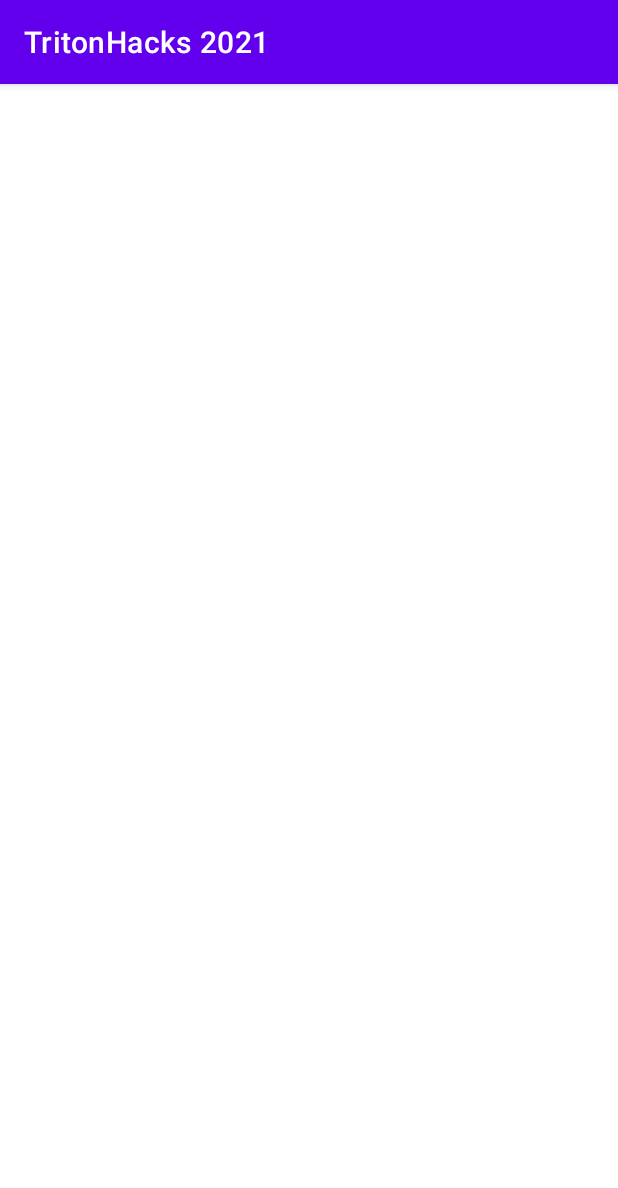
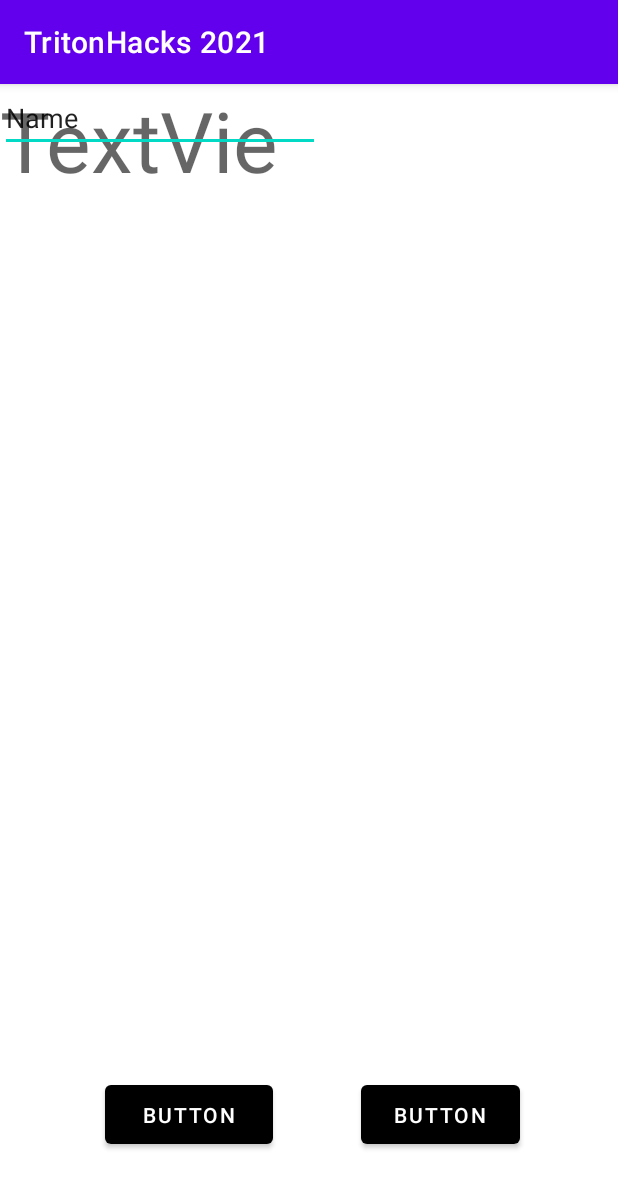
Before and after one commit to kimjason832/TritonHacks2021, an Android app: the Tasks screen opened directly, with no data from a screen before it, on a phone screen of 412 x 824 dp. Shown: the top 1188 px of the screen. Run offline under Robolectric (Android 15) with nearby library versions, the phone set to English and light mode, and no system bars.

Commit message:
Added Buttons

```diff
--- a/app/src/main/res/layout/activity_tasks.xml
+++ b/app/src/main/res/layout/activity_tasks.xml
@@ -6,4 +6,51 @@
     android:layout_height="match_parent"
     tools:context=".Tasks">
 
+    <Button
+        android:id="@+id/button4"
+        android:layout_width="112dp"
+        android:layout_height="51dp"
+        android:text="Button"
+        app:backgroundTint="@color/black"
+        app:layout_constraintBottom_toBottomOf="parent"
+        app:layout_constraintEnd_toEndOf="parent"
+        app:layout_constraintHorizontal_bias="0.234"
+        app:layout_constraintStart_toStartOf="parent"
+        app:layout_constraintTop_toTopOf="parent"
+        app:layout_constraintVertical_bias="0.923"
+        tools:text="Back" />
+
+    <Button
+        android:id="@+id/button5"
+        android:layout_width="106dp"
+        android:layout_height="51dp"
+        android:text="Button"
+        app:backgroundTint="@color/black"
+        app:layout_constraintBottom_toBottomOf="parent"
+        app:layout_constraintEnd_toEndOf="parent"
+        app:layout_constraintHorizontal_bias="0.786"
+        app:layout_constraintStart_toStartOf="parent"
+        app:layout_constraintTop_toTopOf="parent"
+        app:layout_constraintVertical_bias="0.923"
+        tools:text="Next" />
+
+    <TextView
+        android:id="@+id/textView6"
+        android:layout_width="224dp"
+        android:layout_height="84dp"
+        android:text="TextView"
+        android:textAppearance="@style/TextAppearance.AppCompat.Display3"
+        tools:layout_editor_absoluteX="41dp"
+        tools:layout_editor_absoluteY="44dp"
+        tools:text="TASKS" />
+
+    <EditText
+        android:id="@+id/editTextTextPersonName"
+        android:layout_width="wrap_content"
+        android:layout_height="wrap_content"
+        android:ems="10"
+        android:inputType="textPersonName"
+        android:text="Name"
+        tools:layout_editor_absoluteX="28dp"
+        tools:layout_editor_absoluteY="164dp" />
 </androidx.constraintlayout.widget.ConstraintLayout>
```
